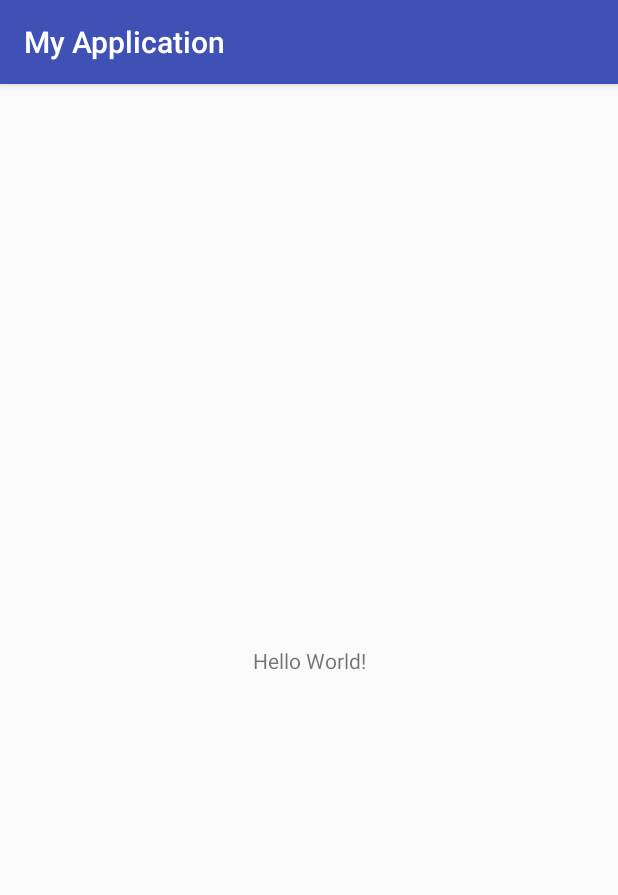
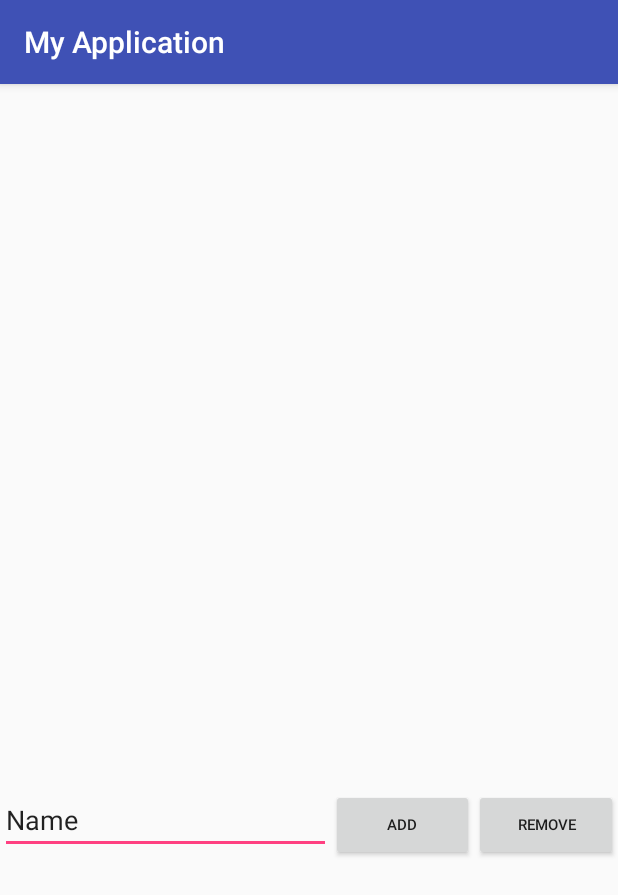
Before and after one commit to JohnMCrooks/Android_ToDoApp, an Android app: the screen it shows after launch (MainActivity), on a phone screen of 412 x 824 dp. Shown: the top 895 px of the screen. Run offline under Robolectric (Android 15) with nearby library versions, the phone set to English and light mode, and no system bars.

Commit message:
Week 3 Day 3: Modify Basic Layout

```diff
--- a/app/src/main/res/layout/activity_main.xml
+++ b/app/src/main/res/layout/activity_main.xml
@@ -7,13 +7,48 @@
     android:layout_height="match_parent"
     tools:context="com.crooks.myapplication.MainActivity">
 
-    <TextView
-        android:layout_width="wrap_content"
-        android:layout_height="wrap_content"
-        android:text="Hello World!"
-        app:layout_constraintBottom_toBottomOf="@+id/activity_main"
-        app:layout_constraintLeft_toLeftOf="@+id/activity_main"
-        app:layout_constraintRight_toRightOf="@+id/activity_main"
-        app:layout_constraintTop_toTopOf="@+id/activity_main" />
+    <LinearLayout
+        android:orientation="vertical"
+        android:layout_width="match_parent"
+        android:layout_height="match_parent">
+
+        <ListView
+            android:layout_width="match_parent"
+            android:layout_height="468dp" />
+
+        <LinearLayout
+            android:layout_width="match_parent"
+            android:layout_height="match_parent">
+
+            <EditText
+                android:layout_width="wrap_content"
+                android:layout_height="wrap_content"
+                android:inputType="textPersonName"
+                android:text="Name"
+                android:ems="10"
+                android:id="@+id/editText"
+                android:layout_weight="1" />
+
+            <Button
+                android:text="Add"
+                android:layout_width="wrap_content"
+                android:layout_height="wrap_content"
+                android:id="@+id/button"
+                android:layout_weight="1"
+                tools:text="Add"
+                android:textSize="10sp" />
+
+            <Button
+                android:text="Remove"
+                android:layout_width="wrap_content"
+                android:layout_height="wrap_content"
+                android:id="@+id/button2"
+                android:layout_weight="1"
+                tools:text="Remove"
+                android:textSize="10sp" />
+
+        </LinearLayout>
+
+    </LinearLayout>
 
 </android.support.constraint.ConstraintLayout>
```
